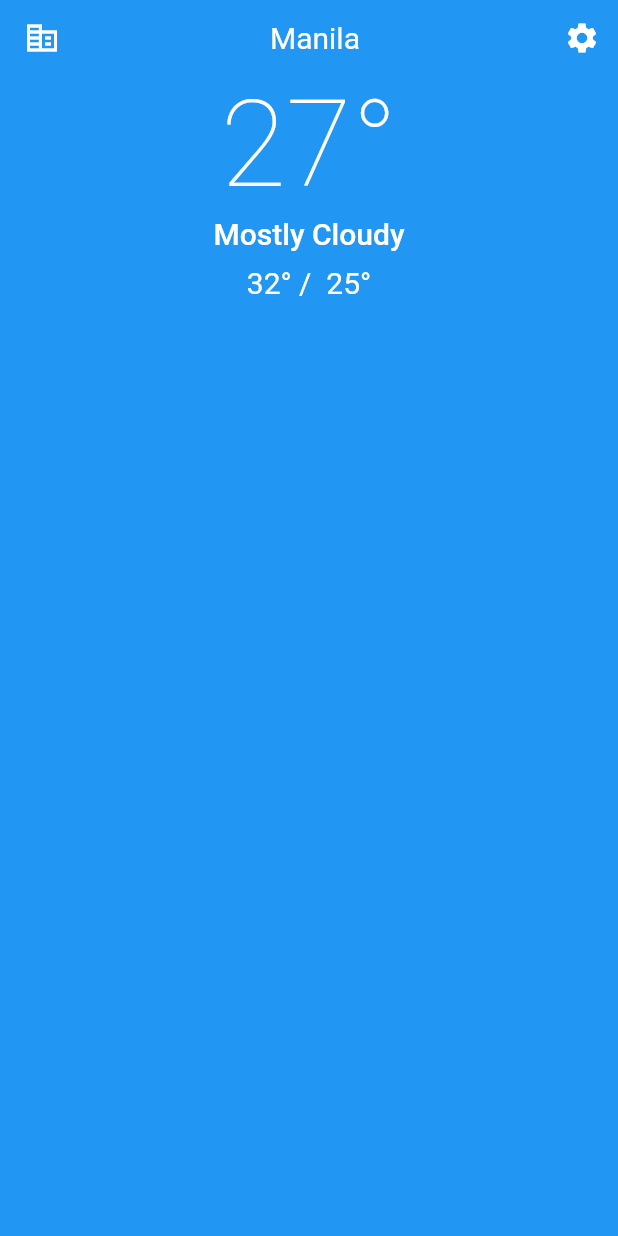
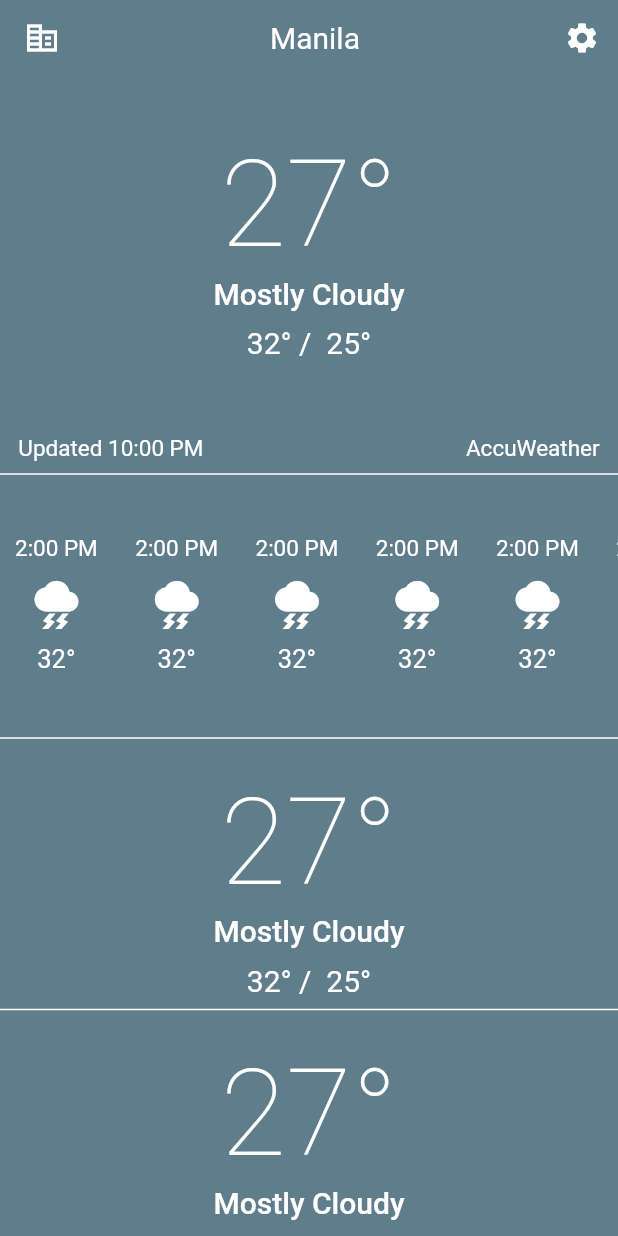
Before and after one commit to bocyej/Weather-App-UI-Mockup, a Flutter app: the screen it shows after launch, on a phone screen of 412 x 824 dp. Run offline on Flutter 3.47's test engine with Material 2 defaults, Android fonts, the phone set to English and light mode, and no system bars.

Commit message:
updated hourly weather and divider

```diff
--- a/lib/homepage.dart
+++ b/lib/homepage.dart
@@ -14,15 +14,88 @@ class HomePage extends StatelessWidget {
   @override
   Widget build(BuildContext context) {
     return Scaffold(
-      backgroundColor: Colors.blue,
+      backgroundColor: Colors.blueGrey,
       appBar: const Appbar(),
       body: Column(
         children: [
           Expanded(
             child: ListView(
               scrollDirection: Axis.vertical,
-              children: [
-                CurrentWeather(),
+              children: <Widget>[
+                const Padding(padding: EdgeInsets.only(top: 40)),
+                const CurrentWeather(),
+                const Padding(padding: EdgeInsets.only(bottom: 50)),
+                Container(
+                  child: Row(
+                    mainAxisAlignment: MainAxisAlignment.center,
+                    children: const [
+                      Text(
+                        "Updated 10:00 PM",
+                        style: TextStyle(
+                          fontSize: 15,
+                          fontWeight: FontWeight.w400,
+                          color: Colors.white,
+                        ),
+                      ),
+                      Padding(padding: EdgeInsets.only(left: 175)),
+                      Text(
+                        "AccuWeather",
+                        style: TextStyle(
+                          fontSize: 15,
+                          fontWeight: FontWeight.w400,
+                          color: Colors.white,
+                        ),
+                      ),
+                    ],
+                  ),
+                ),
+                const Divider(
+                  color: Colors.white,
+                  thickness: 1,
+                ),
+                SizedBox(
+                  height: 160,
+                  child: ListView(
+                    scrollDirection: Axis.horizontal,
+                    children: const [
+                      HourlyWeather(),
+                    ],
+                  ),
+                ),
+                const Divider(
+                  color: Colors.white,
+                  thickness: 1,
+                ),
+                const Padding(padding: EdgeInsets.only(bottom: 15)),
+                const CurrentWeather(),
+                const Divider(
+                  color: Colors.white,
+                  thickness: 1,
+                ),
+                const Padding(padding: EdgeInsets.only(bottom: 15)),
+                const CurrentWeather(),
+                const Divider(
+                  color: Colors.white,
+                  thickness: 1,
+                ),
+                const Padding(padding: EdgeInsets.only(bottom: 15)),
+                const CurrentWeather(),
+                const Divider(
+                  color: Colors.white,
+                  thickness: 1,
+                ),
+                const Padding(padding: EdgeInsets.only(bottom: 15)),
+                const CurrentWeather(),
+                const Divider(
+                  color: Colors.white,
+                  thickness: 1,
+                ),
+                const Padding(padding: EdgeInsets.only(bottom: 15)),
+                const CurrentWeather(),
+                const Divider(
+                  color: Colors.white,
+                  thickness: 1,
+                ),
               ],
             ),
           ),
```
